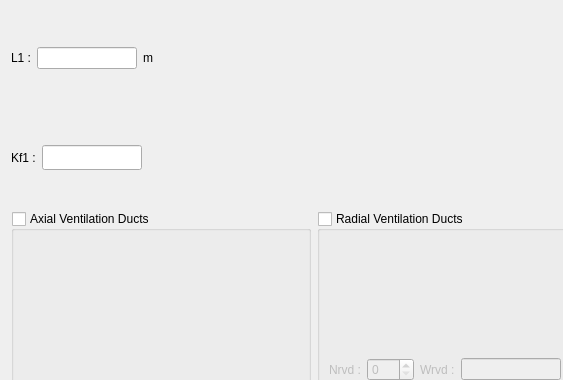
First picture: the form in pyleecan/GUI/Dialog/DMachineSetup/SLamParam/SLamParam.ui, repository Eomys/pyleecan, before the edit; both pictures show x 0 to 563 and y 0 to 380 of the 650 by 550 pixel window.
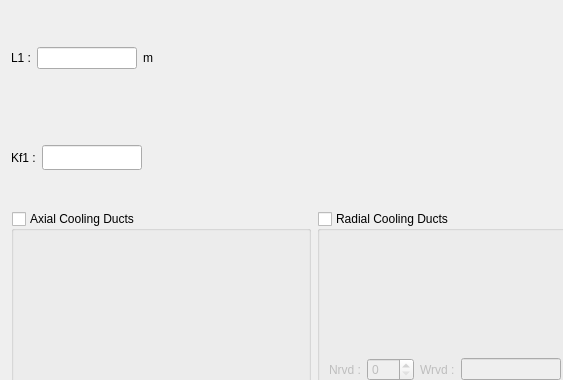
Second picture: the form after the edit. Icons and pictures are not drawn. Custom widgets are drawn as their Qt base class.

Commit message: [CO] Reorganization of Cooling Duct

Diff of the .ui file:
```diff
--- a/pyleecan/GUI/Dialog/DMachineSetup/SLamParam/SLamParam.ui
+++ b/pyleecan/GUI/Dialog/DMachineSetup/SLamParam/SLamParam.ui
@@ -116,7 +116,7 @@
         </size>
        </property>
        <property name="title">
-        <string>Axial Ventilation Ducts</string>
+        <string>Axial Cooling Ducts</string>
        </property>
        <property name="checkable">
         <bool>true</bool>
@@ -181,7 +181,7 @@
         </size>
        </property>
        <property name="title">
-        <string>Radial Ventilation Ducts</string>
+        <string>Radial Cooling Ducts</string>
        </property>
        <property name="flat">
         <bool>false</bool>
```
The commit also changes 11 other files.
